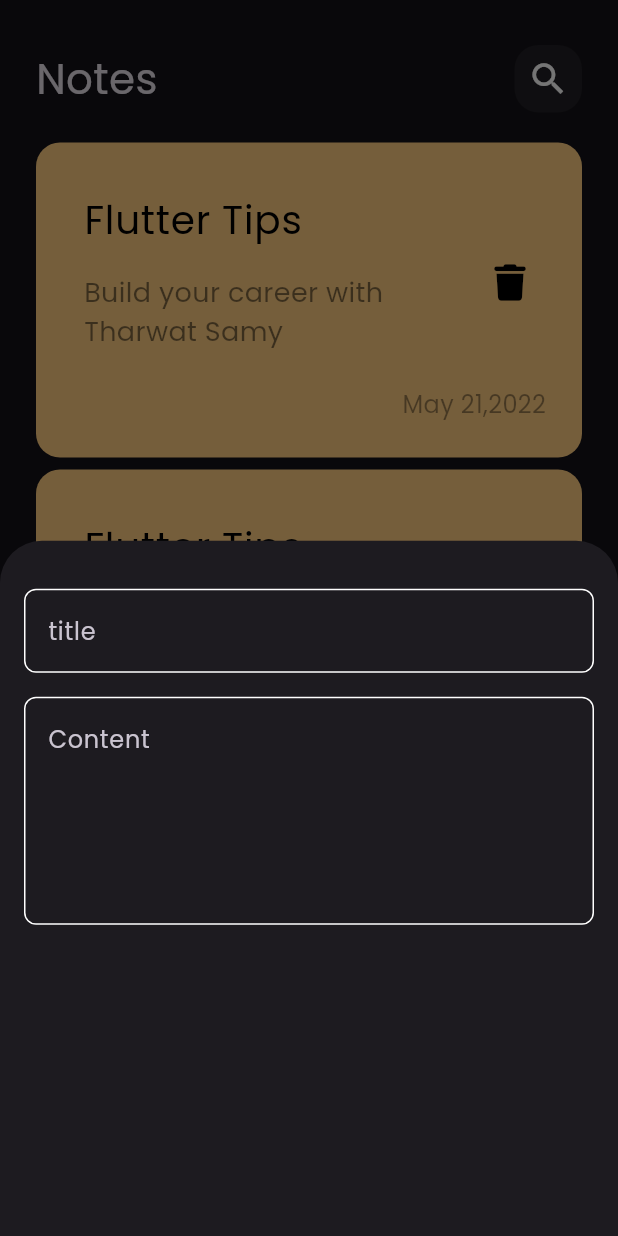
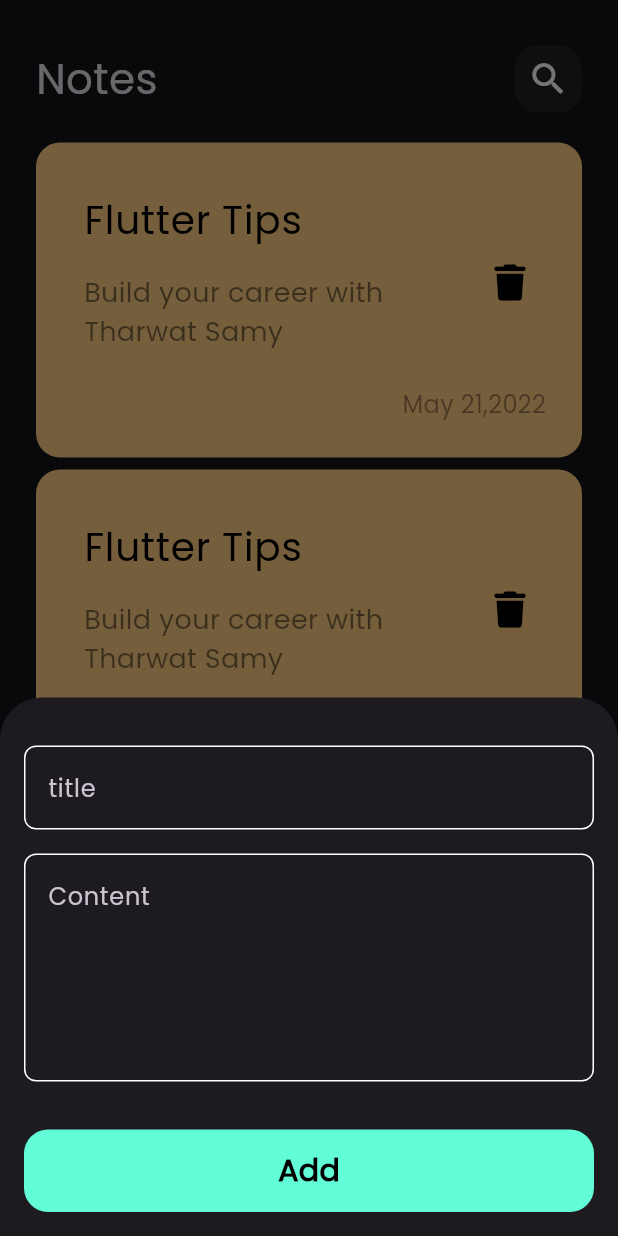
Before and after one commit to ahmedashraf-hub/notes_app, a Flutter app: the screen it shows after launch, after a tap on the "add" icon, on a phone screen of 412 x 824 dp. Run offline on Flutter 3.47's test engine with Material 3 defaults, Android fonts, the phone set to English and light mode, and no system bars; our stand-ins replace font_awesome_flutter.

Commit message:
finish notes bottom sheet

```diff
--- a/lib/widgets/add_note_button_sheet.dart
+++ b/lib/widgets/add_note_button_sheet.dart
@@ -1,4 +1,5 @@
 import 'package:flutter/material.dart';
+import 'package:notes_app/widgets/custom_button.dart';
 import 'package:notes_app/widgets/custom_text_field.dart';
 
 class AddNoteButtonSheet extends StatelessWidget {
@@ -8,13 +9,18 @@ class AddNoteButtonSheet extends StatelessWidget {
   Widget build(BuildContext context) {
     return Padding(
       padding: const EdgeInsets.symmetric(horizontal: 16.0),
+      child: SingleChildScrollView(
         child: Column(
           children: const [
             SizedBox(height: 32),
             CustomTextField(hint: 'title'),
             SizedBox(height: 16),
             CustomTextField(hint: 'Content', maxLines: 5),
+            SizedBox(height: 32),
+            CustomButton(),
+            SizedBox(height: 16),
           ],
+        ),
       ),
     );
   }
--- /dev/null
+++ b/lib/widgets/custom_button.dart
@@ -0,0 +1,28 @@
+import 'package:flutter/material.dart';
+import 'package:notes_app/constants.dart';
+
+class CustomButton extends StatelessWidget {
+  const CustomButton({super.key});
+
+  @override
+  Widget build(BuildContext context) {
+    return Container(
+      width: MediaQuery.of(context).size.width,
+      height: 55,
+      decoration: BoxDecoration(
+        borderRadius: BorderRadius.circular(16.0),
+        color: kPrimaryColor,
+      ),
+      child: const Center(
+        child: Text(
+          'Add',
+          style: TextStyle(
+            color: Colors.black,
+            fontSize: 20,
+            fontWeight: FontWeight.bold,
+          ),
+        ),
+      ),
+    );
+  }
+}
--- a/lib/widgets/custom_text_field.dart
+++ b/lib/widgets/custom_text_field.dart
@@ -13,7 +13,6 @@ class CustomTextField extends StatelessWidget {
       maxLines: maxLines,
       decoration: InputDecoration(
         hintText: hint,
-
         border: buildBorder(),
         enabledBorder: buildBorder(),
         focusedBorder: buildBorder(kPrimaryColor),
```
Lines whose indentation alone changed are shown as unchanged.
